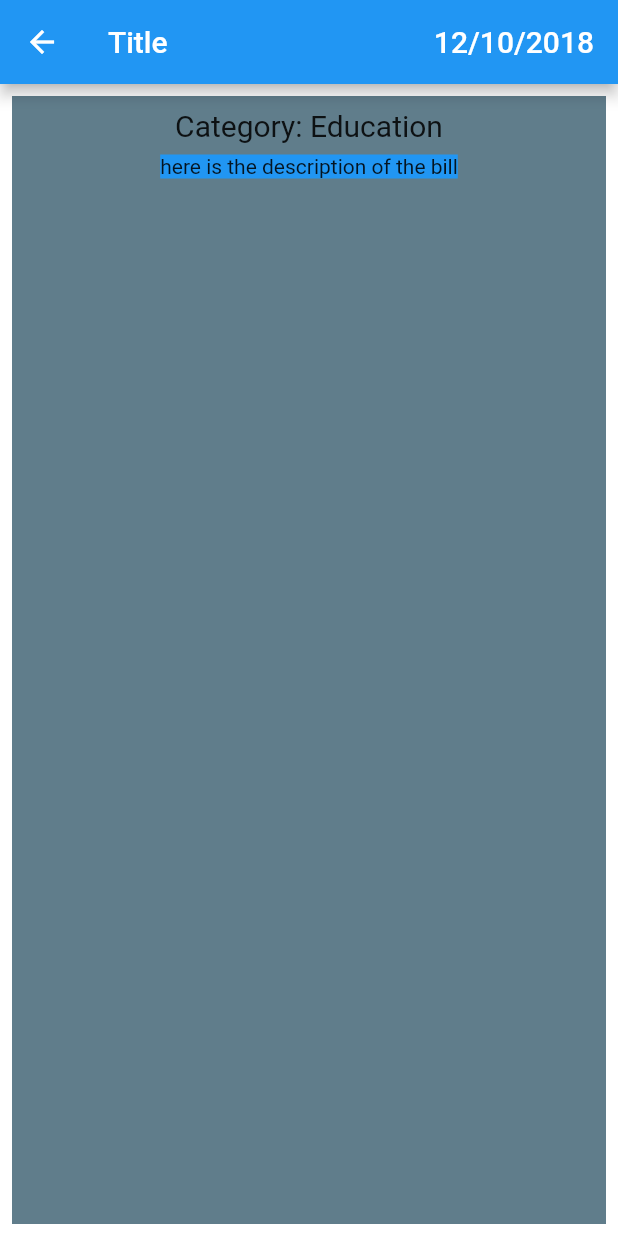
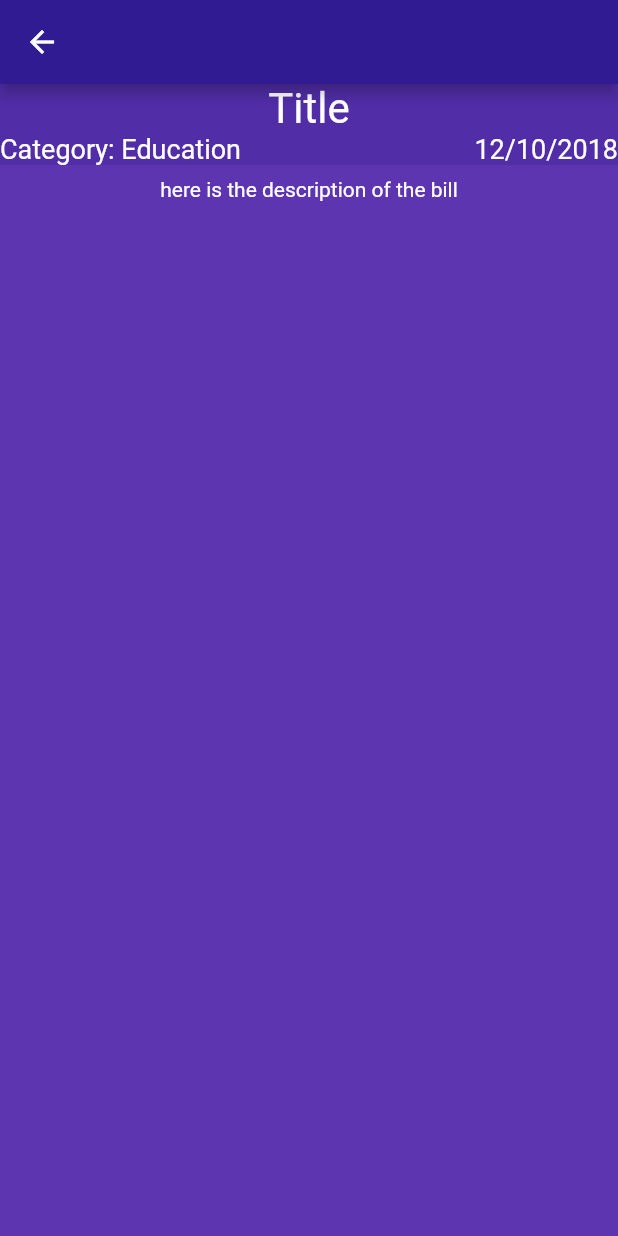
Before and after one commit to PoliticalComputerScience/BillsRUs, a Flutter app: the screen it shows after launch, after a tap on "Title", on a phone screen of 412 x 824 dp. Run offline on Flutter 3.47's test engine with Material 2 defaults, Android fonts, the phone set to English and light mode, and no system bars.

Commit message:
progress on indiv bill page

```diff
--- a/PocketDocket/pocket_docket/lib/BillPage.dart
+++ b/PocketDocket/pocket_docket/lib/BillPage.dart
@@ -1,6 +1,5 @@
 import 'package:flutter/material.dart';
 import './Bill.dart';
-
 
 class BillPage extends StatelessWidget {
   final Bill bill;
@@ -10,40 +9,37 @@ class BillPage extends StatelessWidget {
   @override
   Widget build(BuildContext context) {
     return Scaffold(
-        appBar: AppBar(
-          title: Row(
-            mainAxisAlignment: MainAxisAlignment.spaceBetween,
-            children: <Widget>[
-              Text(bill.title),
-              Text(bill.date),
-            ],
-          ),
+        appBar: new AppBar(
+          backgroundColor: Colors.deepPurple[900],
         ),
-        backgroundColor: Colors.white,
-        body: Center(
-          child: Padding(
-            padding: const EdgeInsets.all(8.0),
-            child: Container(
-              width: double.infinity,
-              height: double.infinity,
-              color: Colors.blueGrey,
-              child: Column(
+        body: Container(
+          width: double.infinity,
+          height: double.infinity,
+          color: Colors.deepPurple[600],
+          child: Column(children: <Widget>[
+            Container(
+              color: Colors.deepPurple[700],
+              child: DefaultTextStyle(
+                style: new TextStyle(
+                    inherit: true, color: Colors.white, fontSize: 18.0),
+                child: Column(
                   children: <Widget>[
-                    Padding(
-                      padding: const EdgeInsets.only(top: 8.0),
-                      child: Text("Category: " + bill.category, style: TextStyle(fontSize: 20.0),),
-                    ),
-                    Padding(
-                      padding: const EdgeInsets.only(top: 8.0),
-                      child: Container(
-                          color: Colors.blue,
-                          child: Text(bill.description),
-                        ),
-                    ),]
+                    Text(bill.title, style: new TextStyle(fontSize: 28.0),),
+                    Row(
+                        mainAxisAlignment: MainAxisAlignment.spaceBetween,
+                        children: <Widget>[
+                          Text("Category: " + bill.category),
+                          Text(bill.date)
+                        ]),
+                  ],
+                ),
               ),
             ),
-          ),
-        ),
-    );
+            Padding(
+              padding: const EdgeInsets.only(top: 8.0),
+              child: Text(bill.description, style: new TextStyle(color: Colors.white, fontSize: 14.0),),
+            ),
+          ]),
+        ));
   }
 }
--- a/PocketDocket/pocket_docket/lib/CardWidget.dart
+++ b/PocketDocket/pocket_docket/lib/CardWidget.dart
@@ -16,7 +16,7 @@ class CardWidget extends StatelessWidget {
     return Material(
         color: Colors.transparent,
         child: Container(
-        height: 125.0,
+          height: 100.0,
           child: InkWell(
               highlightColor: Colors.cyan,
               splashColor: Colors.teal,
@@ -24,7 +24,8 @@ class CardWidget extends StatelessWidget {
                 print("TAPPPED!!!!!!!!");
                 Navigator.push(
                   context,
-              MaterialPageRoute(builder: (context) => new BillPage(bill: bill)),
+                  MaterialPageRoute(
+                      builder: (context) => new BillPage(bill: bill)),
                 );
               },
               child: Container(
@@ -36,15 +37,28 @@ class CardWidget extends StatelessWidget {
                     style: new TextStyle(inherit: true, color: Colors.white),
                     child: ListTile(
                       //leading: Text("leading"),
-                        title: Text(bill.title, style: new TextStyle(color: Colors.white, fontSize: 24.0),),
-                        subtitle: Text(bill.category, style: new TextStyle(color: Colors.white)),
-                        trailing: Text("Vote: " + bill.date),
+                      title: Text(
+                        bill.title,
+                        style:
+                            new TextStyle(color: Colors.white, fontSize: 18.0),
+                        maxLines: 3,
+                        overflow: TextOverflow.ellipsis,
+                        softWrap: false,
+                      ),
+                      subtitle: Row(
+                        mainAxisAlignment: MainAxisAlignment.spaceBetween,
+                        children: <Widget>[
+                          Text(bill.category,
+                              style: new TextStyle(color: Colors.white)),
+                          Text("Vote: " + bill.date,
+                              style: new TextStyle(color: Colors.white)),
+                        ],
+                      ),
+                      //trailing:
                     ),
                   ),
                 ),
-            )
-          ),
-        )
-      );
+              )),
+        ));
   }
 }
--- a/PocketDocket/pocket_docket/lib/Import.dart
+++ b/PocketDocket/pocket_docket/lib/Import.dart
@@ -6,7 +6,11 @@ import './TileWidget.dart';
 class Import {
     final List<Color> colors = [Colors.deepPurple[400], Colors.deepPurple[500], Colors.deepPurple[600], Colors.deepPurple[700], Colors.deepPurple[800]];
     final List<Bill> bills = [
-    Bill(title: "Title", description: "here is the description of the bill", date: "12/10/2018", category: "Education", tags: <String>["school", "education", "common core"]),
+    Bill(title: "Regarding consent to assemble outside the seat of government.",
+        description: "Authorizes the Speaker of the House and the Majority Leader of the Senate, or their respective designees, to notify the Members of the House and the Senate, respectively, to assemble at a place outside the District of Columbia whenever, in their opinion, the public interest shall warrant it.",
+        date: "12/10/2018",
+        category: "Congress",
+        tags: <String>["Congress", "Operations", "Organization"]),
     Bill(title: "Title", description: "here is the description of the bill", date: "12/10/2018", category: "Education", tags: <String>["school", "education", "common core"]),
     Bill(title: "Title", description: "here is the description of the bill", date: "12/10/2018", category: "Education", tags: <String>["school", "education", "common core"]),
     Bill(title: "Title", description: "here is the description of the bill", date: "12/10/2018", category: "Education", tags: <String>["school", "education", "common core"]),
--- a/PocketDocket/pocket_docket/lib/main.dart
+++ b/PocketDocket/pocket_docket/lib/main.dart
@@ -1,9 +1,5 @@
 import 'package:flutter/material.dart';
-import './CardWidget.dart';
-import './TileWidget.dart';
-import './Bill.dart';
 import './Home.dart';
-import './BillPage.dart';
 
 void main() => runApp(new PocketDocket());
 
```
Lines whose indentation alone changed are shown as unchanged.
